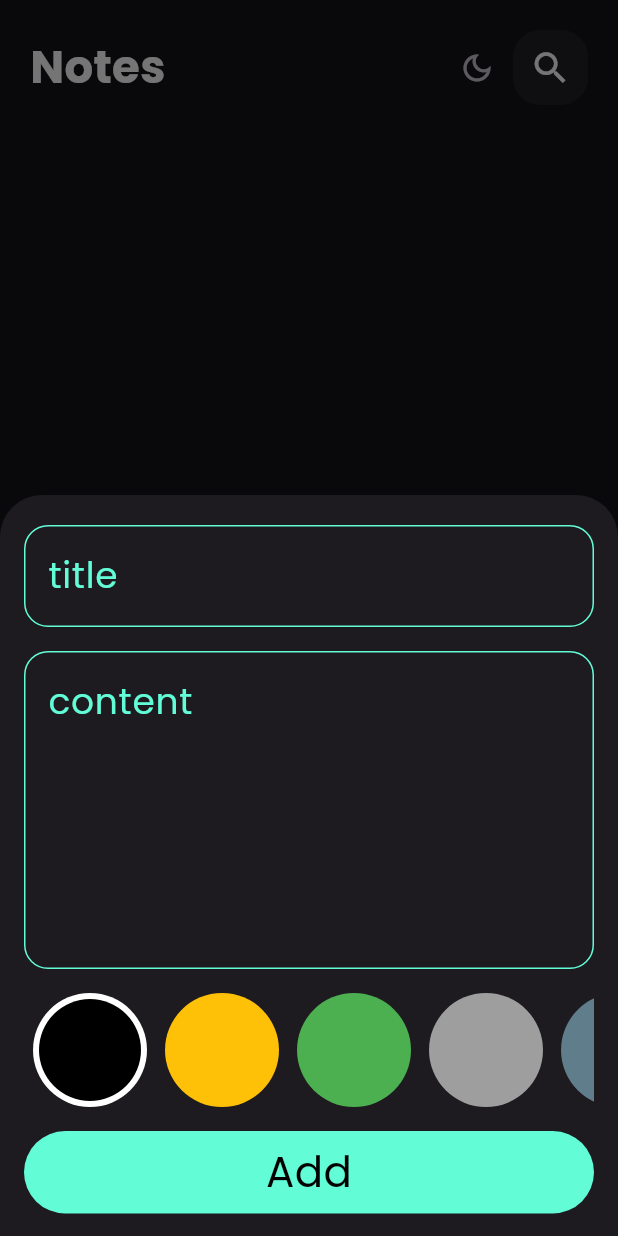
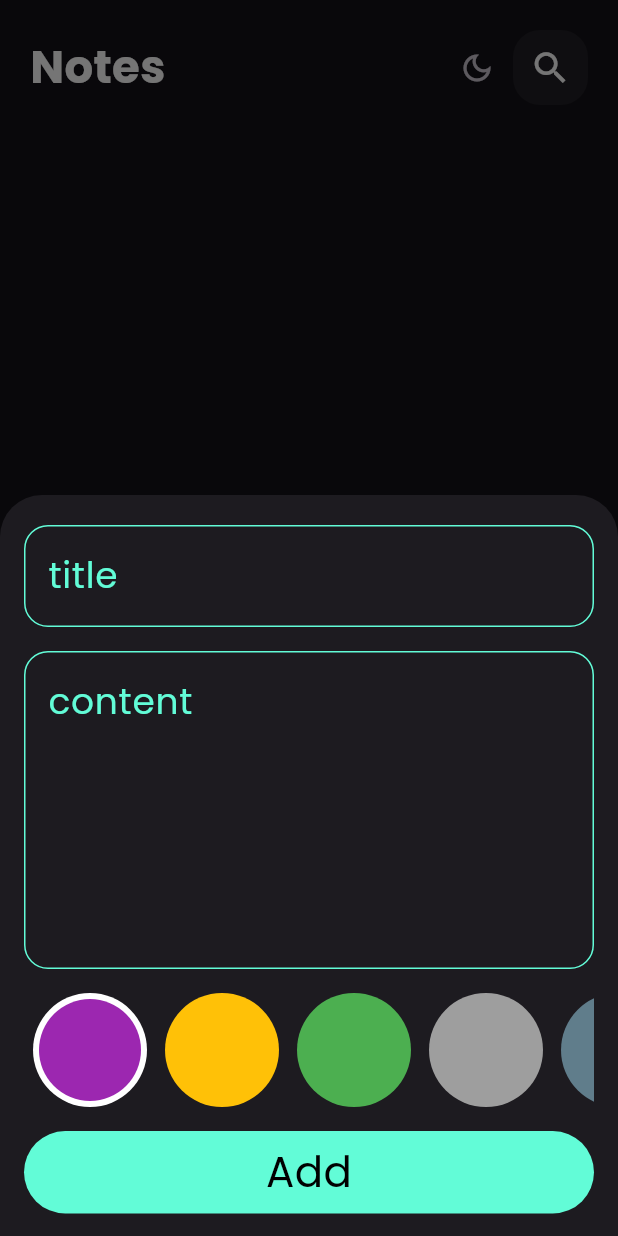
Before and after one commit to ElHbrouk/Notes-App, a Flutter app: the screen it shows after launch, after a tap on the "light mode" icon, after a tap on the "add" icon, on a phone screen of 412 x 824 dp. Run offline on Flutter 3.47's test engine with Material 3 defaults, Android fonts, the phone set to English and light mode, and no system bars; our stand-ins replace bloc, flutter_bloc, font_awesome_flutter, hive, hive_flutter, shared_preferences; accounts and stored records are empty.

Commit message:
finished color list at bottom sheet

```diff
--- a/lib/cubits/add_notes_cubit/add_notes_cubit.dart
+++ b/lib/cubits/add_notes_cubit/add_notes_cubit.dart
@@ -1,4 +1,5 @@
 import 'package:bloc/bloc.dart';
+import 'package:flutter/material.dart';
 import 'package:hive_flutter/hive_flutter.dart';
 import 'package:meta/meta.dart';
 import 'package:notes_app/constants.dart';
@@ -8,7 +9,9 @@ part 'add_notes_state.dart';
 
 class AddNotesCubit extends Cubit<AddNotesState> {
   AddNotesCubit() : super(AddNotesInitial());
+  Color color = Colors.blue;
   addNote(NoteModel note) async {
+    note.color = color.value;
     emit(AddNotesLoading());
     try {
       var notesBox = Hive.box<NoteModel>(kNotesBox);
--- a/lib/models/note_model.dart
+++ b/lib/models/note_model.dart
@@ -10,7 +10,7 @@ class NoteModel extends HiveObject{
   @HiveField(2)
   final String date;
   @HiveField(3)
-  final int color;
+   int color;
    NoteModel(
       {required this.color,required this.date, required this.title, required this.content});
 }
--- a/lib/widgets/add_note_form.dart
+++ b/lib/widgets/add_note_form.dart
@@ -51,9 +51,12 @@ class _AddNoteFormState extends State<AddNoteForm> {
           const SizedBox(
             height: 16,
           ),
-          const SizedBox(
+           SizedBox(
             height: 76,
-            child: ColorsListView()),
+            child: ColorsListView(
+              themeData: widget.themeData,
+            ),
+          ),
           const SizedBox(
             height: 16,
           ),
--- a/lib/widgets/color_item.dart
+++ b/lib/widgets/color_item.dart
@@ -1,21 +1,27 @@
 import 'package:flutter/material.dart';
 
 class ColorItem extends StatelessWidget {
-  const ColorItem({super.key, required this.isActive, required this.color});
+  const ColorItem(
+      {super.key,
+      required this.isActive,
+      required this.color,
+      required this.themeData});
   final bool isActive;
   final Color color;
+  final Brightness themeData;
   @override
   Widget build(BuildContext context) {
     return isActive
-        ?  CircleAvatar(
+        ? CircleAvatar(
             radius: 38,
-            backgroundColor: Colors.white,
+            backgroundColor:
+                themeData == Brightness.dark ? Colors.white : Colors.black,
             child: CircleAvatar(
               backgroundColor: color,
               radius: 34,
             ),
           )
-        :  CircleAvatar(
+        : CircleAvatar(
             backgroundColor: color,
             radius: 38,
           );
--- a/lib/widgets/color_item_list_view.dart
+++ b/lib/widgets/color_item_list_view.dart
@@ -1,9 +1,13 @@
 import 'package:flutter/material.dart';
+import 'package:flutter_bloc/flutter_bloc.dart';
+import 'package:notes_app/cubits/add_notes_cubit/add_notes_cubit.dart';
 import 'package:notes_app/widgets/color_item.dart';
 
 class ColorsListView extends StatefulWidget {
-  const ColorsListView({super.key,});
-
+  const ColorsListView({
+    super.key, required this.themeData,
+  });
+  final Brightness themeData;
   @override
   State<ColorsListView> createState() => _ColorsListViewState();
 }
@@ -11,7 +15,7 @@ class ColorsListView extends StatefulWidget {
 class _ColorsListViewState extends State<ColorsListView> {
   int currentIndex = 0;
   List<Color> colors = [
-    Colors.black,
+    Colors.purple,
     Colors.amber,
     Colors.green,
     Colors.grey,
@@ -31,11 +35,12 @@ class _ColorsListViewState extends State<ColorsListView> {
         child: GestureDetector(
           onTap: () {
             currentIndex = index;
+            BlocProvider.of<AddNotesCubit>(context).color = colors[index];
             setState(() {});
           },
           child: ColorItem(
             isActive: currentIndex == index,
-            color: colors[index],
+            color: colors[index], themeData: widget.themeData,
           ),
         ),
       ),
```
